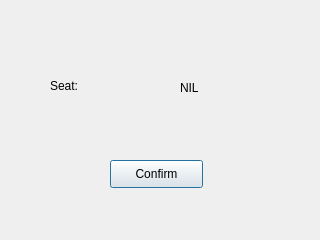
This is In4B00king/confirmationscreen.ui in leejm17/ICT1009-In4B00king as Qt 5 draws it before an edit. The edited form follows.
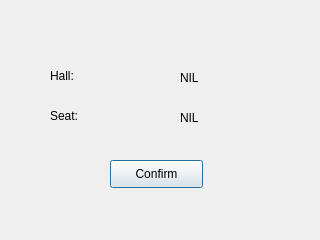
This is the edited form.

Patch:
```diff
--- a/In4B00king/confirmationscreen.ui
+++ b/In4B00king/confirmationscreen.ui
@@ -17,7 +17,7 @@
    <property name="geometry">
     <rect>
      <x>50</x>
-     <y>60</y>
+     <y>90</y>
      <width>81</width>
      <height>51</height>
     </rect>
@@ -30,7 +30,7 @@
    <property name="geometry">
     <rect>
      <x>180</x>
-     <y>80</y>
+     <y>110</y>
      <width>55</width>
      <height>16</height>
     </rect>
@@ -52,6 +52,32 @@
     <string>Confirm</string>
    </property>
   </widget>
+  <widget class="QLabel" name="hall">
+   <property name="geometry">
+    <rect>
+     <x>180</x>
+     <y>70</y>
+     <width>55</width>
+     <height>16</height>
+    </rect>
+   </property>
+   <property name="text">
+    <string>NIL</string>
+   </property>
+  </widget>
+  <widget class="QLabel" name="slabel_2">
+   <property name="geometry">
+    <rect>
+     <x>50</x>
+     <y>50</y>
+     <width>81</width>
+     <height>51</height>
+    </rect>
+   </property>
+   <property name="text">
+    <string>Hall:</string>
+   </property>
+  </widget>
  </widget>
  <resources/>
  <connections/>
```
